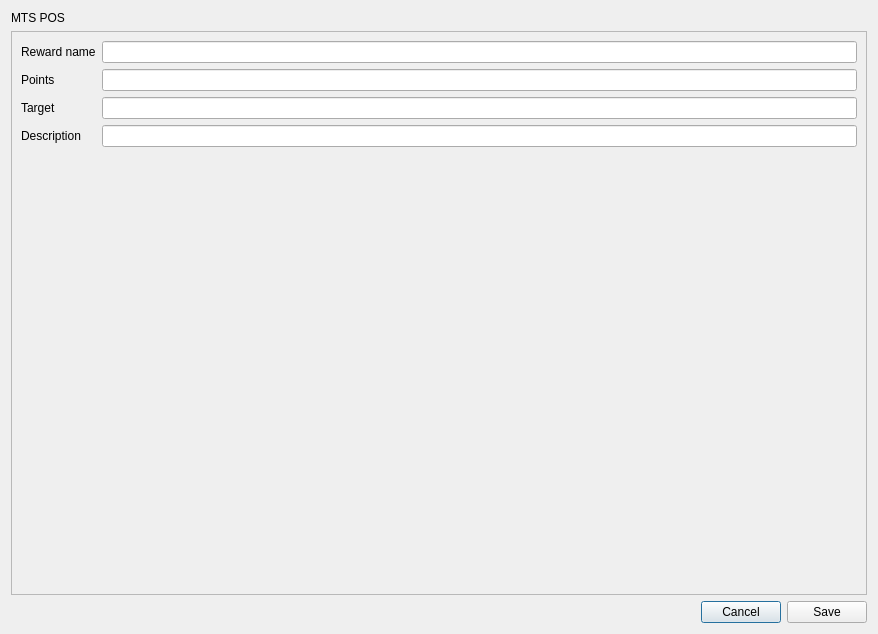
This is app/views/templates/generated/EditReward.ui in rondalefloyd/mts-pos as Qt 5 draws it before an edit. The edited form follows.
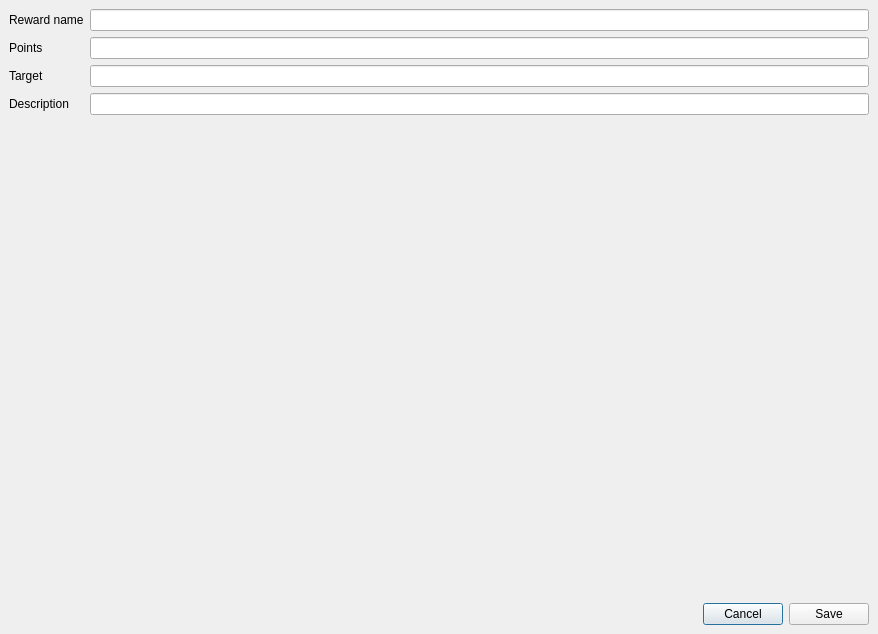
This is the edited form.

```diff
--- a/app/views/templates/generated/EditReward.ui
+++ b/app/views/templates/generated/EditReward.ui
@@ -14,21 +14,26 @@
    <string>Edit reward</string>
   </property>
   <layout class="QVBoxLayout" name="verticalLayout">
-   <item>
-    <widget class="QLabel" name="label_6">
-     <property name="sizePolicy">
-      <sizepolicy hsizetype="Preferred" vsizetype="Fixed">
-       <horstretch>0</horstretch>
-       <verstretch>0</verstretch>
-      </sizepolicy>
-     </property>
-     <property name="text">
-      <string>MTS POS</string>
-     </property>
-    </widget>
-   </item>
+   <property name="spacing">
+    <number>0</number>
+   </property>
+   <property name="leftMargin">
+    <number>0</number>
+   </property>
+   <property name="topMargin">
+    <number>0</number>
+   </property>
+   <property name="rightMargin">
+    <number>0</number>
+   </property>
+   <property name="bottomMargin">
+    <number>0</number>
+   </property>
    <item>
     <widget class="QScrollArea" name="scrollArea">
+     <property name="frameShape">
+      <enum>QFrame::NoFrame</enum>
+     </property>
      <property name="widgetResizable">
       <bool>true</bool>
      </property>
@@ -37,8 +42,8 @@
        <rect>
         <x>0</x>
         <y>0</y>
-        <width>858</width>
-        <height>564</height>
+        <width>878</width>
+        <height>593</height>
        </rect>
       </property>
       <layout class="QFormLayout" name="formLayout">
@@ -95,7 +100,8 @@
     </widget>
    </item>
    <item>
-    <layout class="QHBoxLayout" name="horizontalLayout">
+    <widget class="QWidget" name="widgetConfirmationButton" native="true">
+     <layout class="QHBoxLayout" name="horizontalLayout_2">
      <item>
       <spacer name="horizontalSpacer">
        <property name="orientation">
@@ -124,6 +130,7 @@
       </widget>
      </item>
     </layout>
+    </widget>
    </item>
   </layout>
  </widget>
```
Left out of the diff: 2 changed lines with no effect on the pictures. Lines whose indentation alone changed are shown as unchanged.
